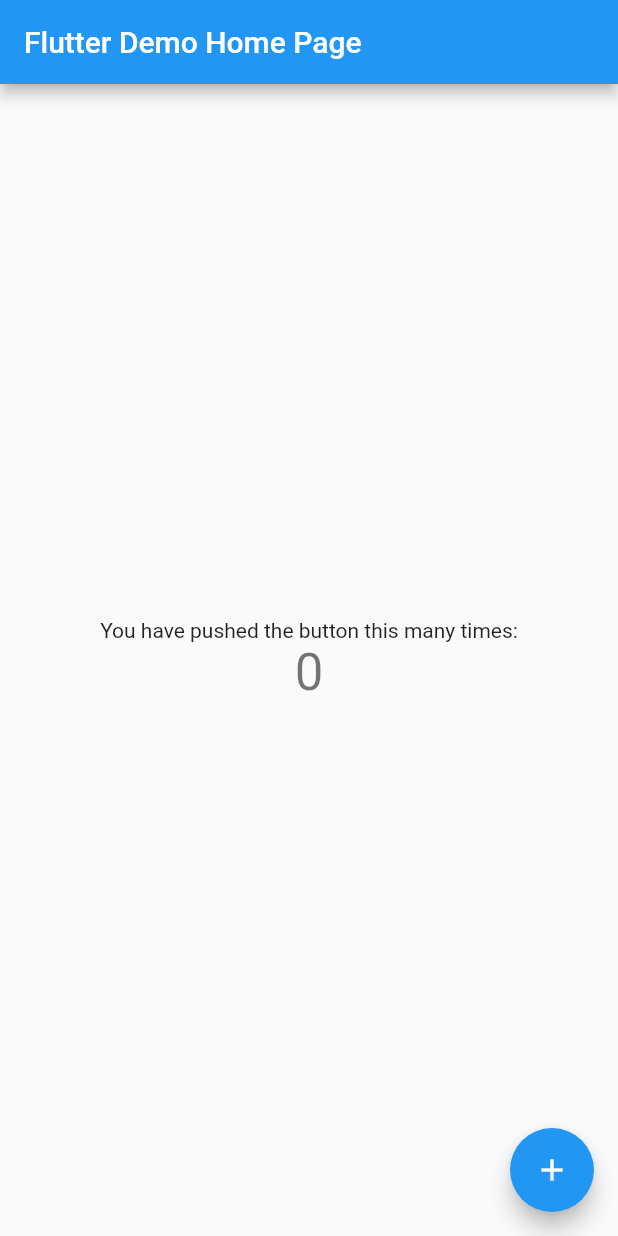
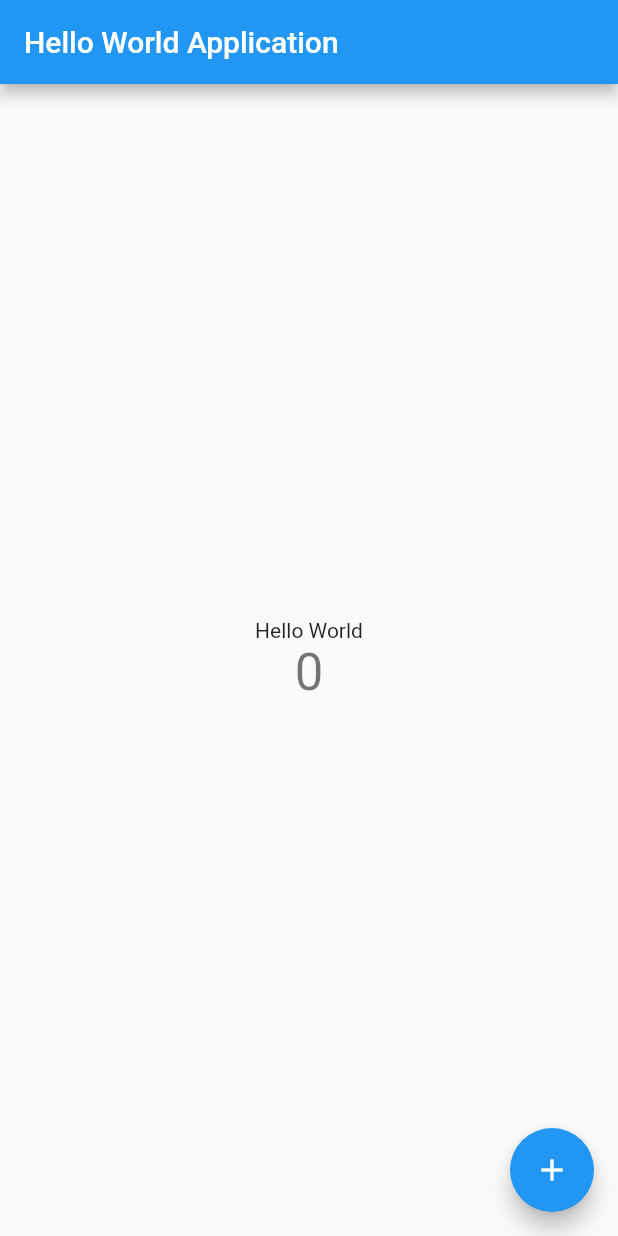
Before and after one commit to Kreysh1/Flutter-Projects, a Flutter app: the screen it shows after launch, on a phone screen of 412 x 824 dp. Run offline on Flutter 3.47's test engine with Material 2 defaults, Android fonts, the light colour scheme and no system bars.

Commit message:
Update main.dart

```diff
--- a/hello_world/lib/main.dart
+++ b/hello_world/lib/main.dart
@@ -24,7 +24,7 @@
         // is not restarted.
         primarySwatch: Colors.blue,
       ),
-      home: const MyHomePage(title: 'Flutter Demo Home Page'),
+      home: const MyHomePage(title: 'Hello World Application'),
     );
   }
 }
@@ -96,7 +96,7 @@
           mainAxisAlignment: MainAxisAlignment.center,
           children: <Widget>[
             const Text(
-              'You have pushed the button this many times:',
+              'Hello World',
             ),
             Text(
               '$_counter',
```
